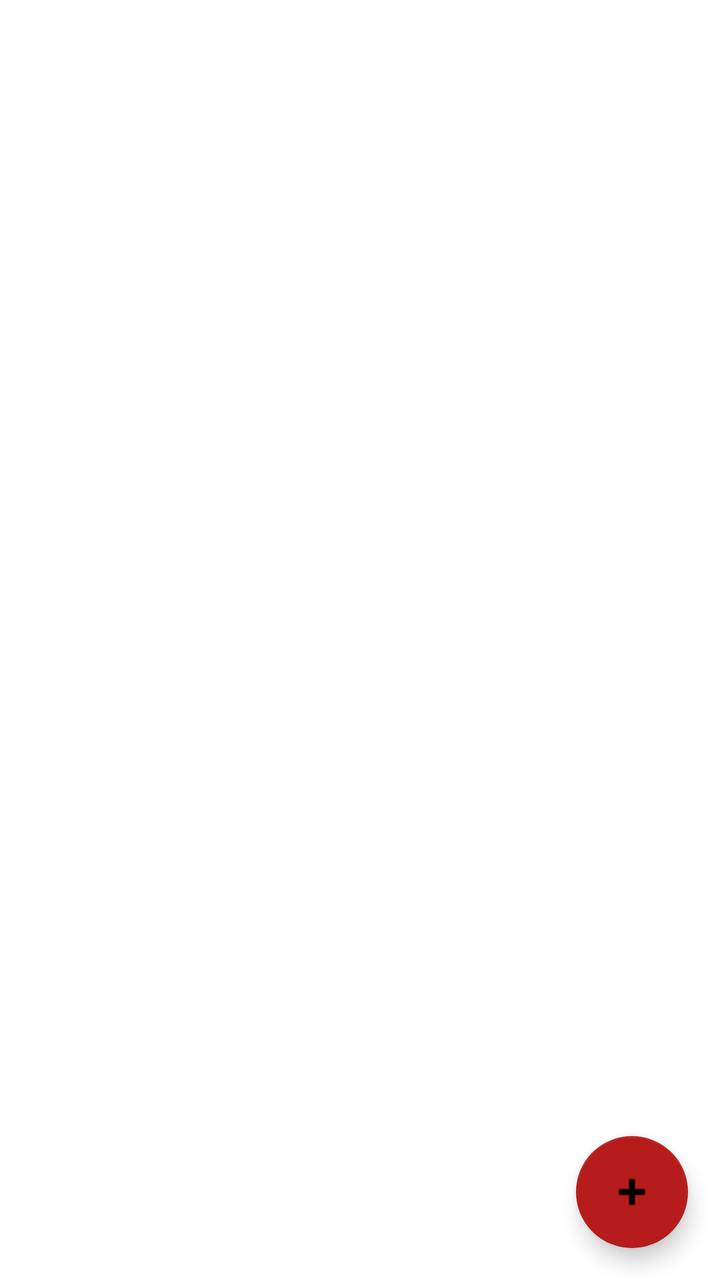
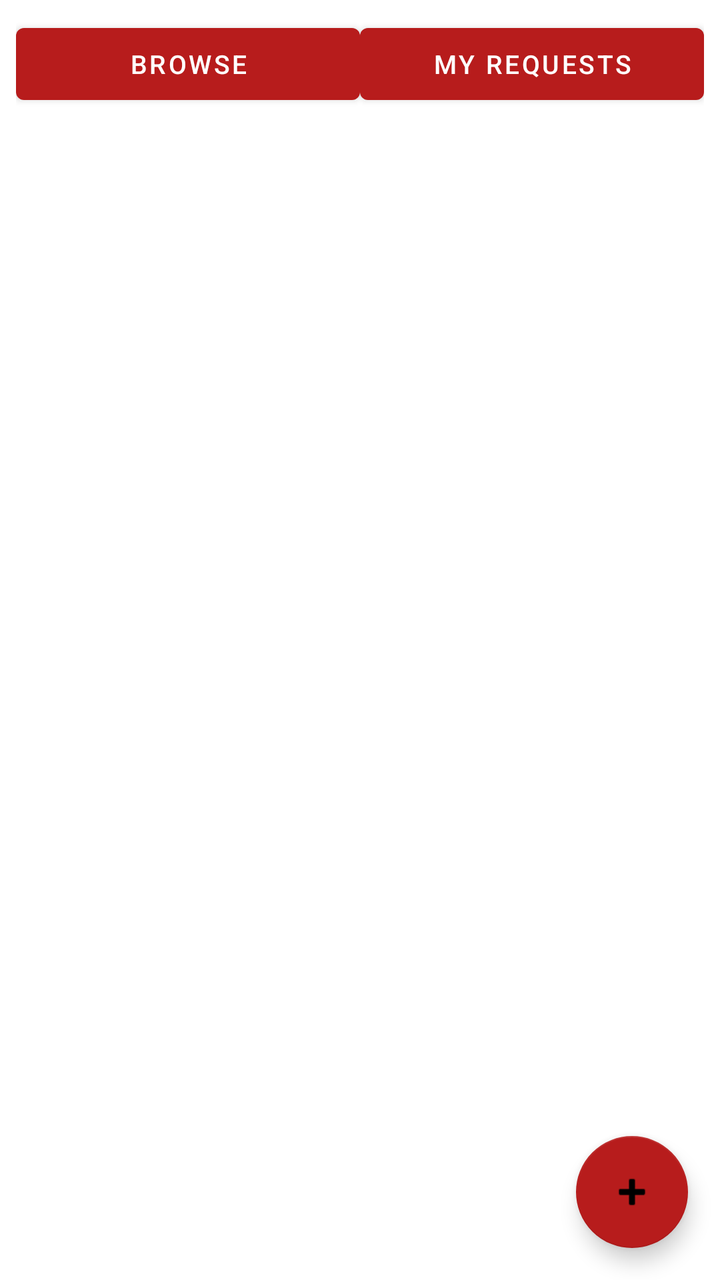

An Android layout rendered at two revisions. The XML below is the earlier revision; the diff shows what the commit changed to produce the second picture.
<!-- AndroidManifest.xml: application theme Theme.BloodDonation -->
<!-- res/layout/activity_request_list.xml -->
<?xml version="1.0" encoding="utf-8"?>
<LinearLayout xmlns:android="http://schemas.android.com/apk/res/android"
    xmlns:app="http://schemas.android.com/apk/res-auto"
    android:layout_width="match_parent" android:layout_height="match_parent" android:orientation="vertical">
    <androidx.recyclerview.widget.RecyclerView android:id="@+id/rvRequests"
        android:layout_width="match_parent" android:layout_height="0dp" android:layout_weight="1" />
    <TextView android:id="@+id/tvEmptyRequests" android:layout_width="match_parent" android:layout_height="wrap_content"
        android:text="No requests yet." android:gravity="center" android:padding="24dp"
        android:visibility="gone" android:textSize="15sp" />
    <com.google.android.material.floatingactionbutton.FloatingActionButton
        android:id="@+id/fabAddRequest" android:layout_width="wrap_content" android:layout_height="wrap_content"
        android:layout_gravity="end" android:layout_margin="16dp" android:contentDescription="Add request"
        app:srcCompat="@android:drawable/ic_input_add" />
</LinearLayout>
<!-- resources referenced by this layout -->
<resources>
  <style name="Theme.BloodDonation" parent="Theme.MaterialComponents.DayNight.DarkActionBar">
          <item name="colorPrimary">@color/blood_red</item>
          <item name="colorPrimaryVariant">@color/blood_red_dark</item>
          <item name="colorOnPrimary">@color/white</item>
          <item name="colorSecondary">@color/blood_red</item>
          <item name="android:statusBarColor">@color/blood_red_dark</item>
      </style>
  <color name="blood_red">#B71C1C</color>
  <color name="blood_red_dark">#7F0000</color>
  <color name="white">#FFFFFF</color>
</resources>

<!-- the commit's change to res/layout/activity_request_list.xml (unified diff, before → after) -->
@@ -2,6 +2,17 @@
 <LinearLayout xmlns:android="http://schemas.android.com/apk/res/android"
     xmlns:app="http://schemas.android.com/apk/res-auto"
     android:layout_width="match_parent" android:layout_height="match_parent" android:orientation="vertical">
+
+    
+    <LinearLayout android:id="@+id/tabsRow" android:layout_width="match_parent"
+        android:layout_height="wrap_content" android:orientation="horizontal"
+        android:paddingStart="8dp" android:paddingEnd="8dp" android:paddingTop="8dp">
+        <Button android:id="@+id/btnTabBrowse" android:layout_width="0dp" android:layout_weight="1"
+            android:layout_height="wrap_content" android:text="Browse" android:textSize="13sp" />
+        <Button android:id="@+id/btnTabMine" android:layout_width="0dp" android:layout_weight="1"
+            android:layout_height="wrap_content" android:text="My requests" android:textSize="13sp" />
+    </LinearLayout>
+
     <androidx.recyclerview.widget.RecyclerView android:id="@+id/rvRequests"
         android:layout_width="match_parent" android:layout_height="0dp" android:layout_weight="1" />
     <TextView android:id="@+id/tvEmptyRequests" android:layout_width="match_parent" android:layout_height="wrap_content"
